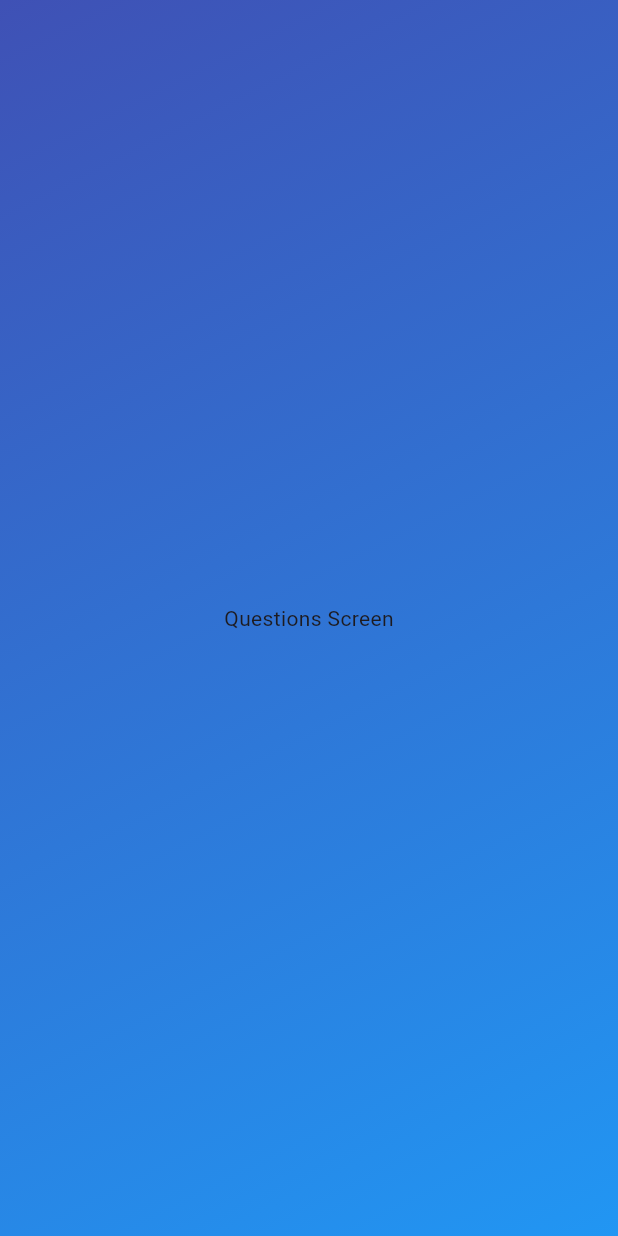
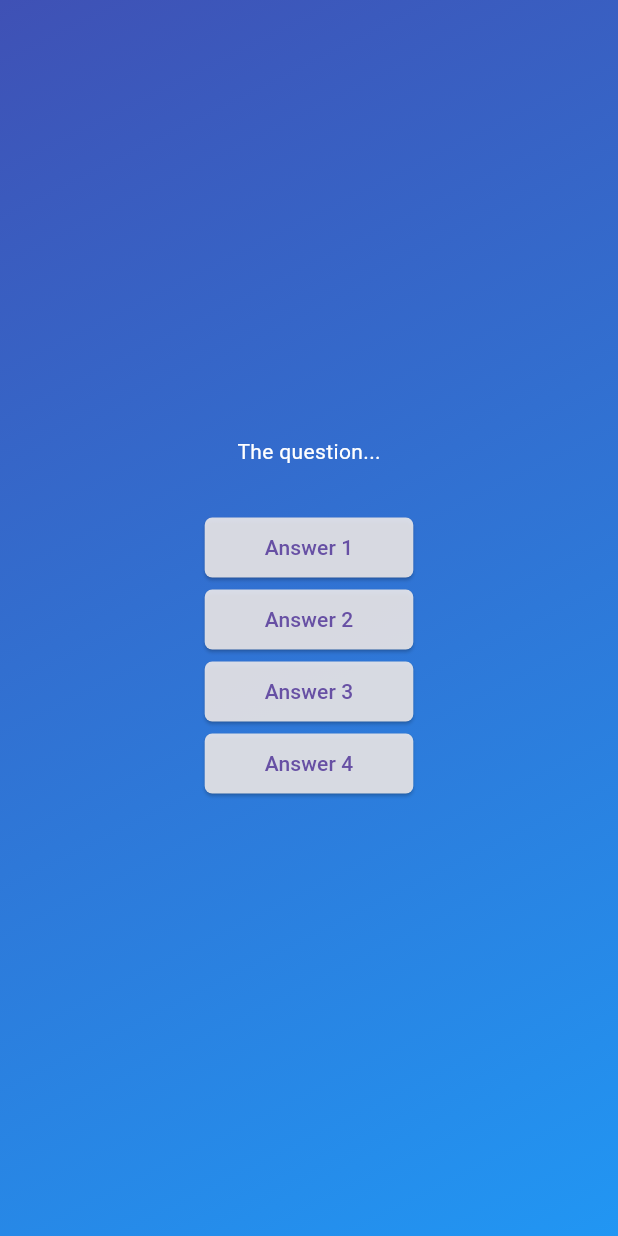
Before and after one commit to Anndderssonn/Flutter_Quiz, a Flutter app: the screen it shows after launch, after a tap on "Start Quiz", on a phone screen of 412 x 824 dp. Run offline on Flutter 3.47's test engine with Material 3 defaults, Android fonts, the phone set to English and light mode, and no system bars.

Commit message:
feat: Add questions model, question data file and answers buttons

```diff
--- /dev/null
+++ b/lib/models/questions/question_model.dart
@@ -0,0 +1,6 @@
+class QuestionModel {
+  final String text;
+  final List<String> answers;
+
+  const QuestionModel(this.text, this.answers);
+}
--- a/lib/presentation/screens/questions/questions_screen.dart
+++ b/lib/presentation/screens/questions/questions_screen.dart
@@ -1,4 +1,5 @@
 import 'package:flutter/material.dart';
+import 'package:flutter_quiz/presentation/widgets/questions/answer_button.dart';
 
 class QuestionsScreen extends StatefulWidget {
   const QuestionsScreen({super.key});
@@ -10,6 +11,19 @@ class QuestionsScreen extends StatefulWidget {
 class _QuestionsScreenState extends State<QuestionsScreen> {
   @override
   Widget build(BuildContext context) {
-    return Center(child: const Text('Questions Screen'));
+    return SizedBox(
+      width: double.infinity,
+      child: Column(
+        mainAxisAlignment: MainAxisAlignment.center,
+        children: [
+          const Text("The question...", style: TextStyle(color: Colors.white)),
+          const SizedBox(height: 30),
+          AnswerButton(answerText: "Answer 1", onTap: () {}),
+          AnswerButton(answerText: "Answer 2", onTap: () {}),
+          AnswerButton(answerText: "Answer 3", onTap: () {}),
+          AnswerButton(answerText: "Answer 4", onTap: () {}),
+        ],
+      ),
+    );
   }
 }
--- /dev/null
+++ b/lib/presentation/widgets/questions/answer_button.dart
@@ -0,0 +1,23 @@
+import 'package:flutter/material.dart';
+
+class AnswerButton extends StatelessWidget {
+  final String answerText;
+  final void Function() onTap;
+
+  const AnswerButton({super.key, required this.answerText, required this.onTap});
+
+  @override
+  Widget build(BuildContext context) {
+    return ElevatedButton(
+      onPressed: onTap,
+      style: ElevatedButton.styleFrom(
+        padding: const EdgeInsets.symmetric(horizontal: 40, vertical: 10),
+        backgroundColor: const Color.fromARGB(225, 239, 235, 235),
+        shape: RoundedRectangleBorder(
+          borderRadius: BorderRadius.circular(5)
+        )
+      ),
+      child: Text(answerText),
+    );
+  }
+}
```
Also changed, not shown: lib/data/questions/questions_data.dart (added, +43 -0 lines).
